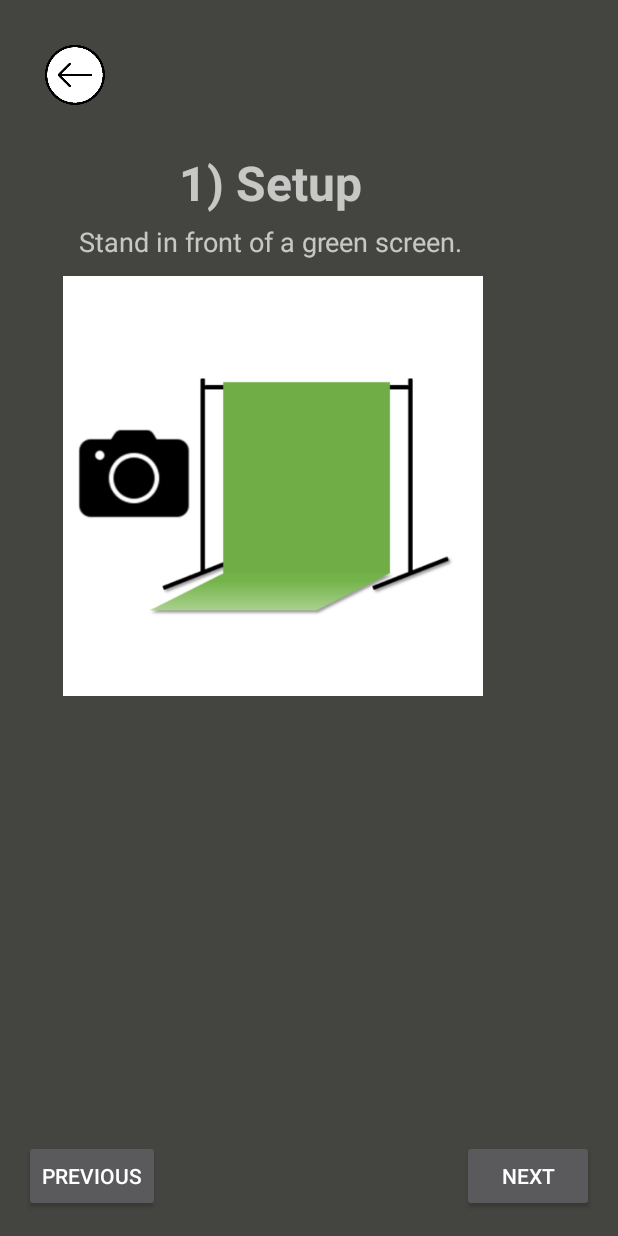
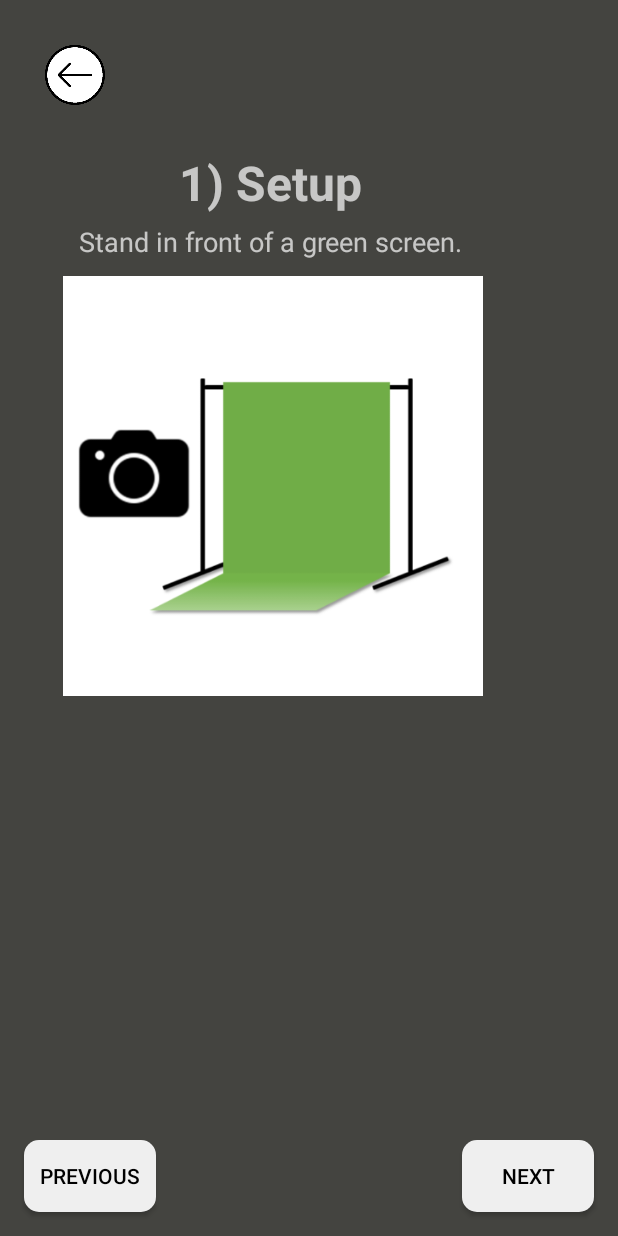
Before and after one commit to ngjingheng95/holo, an Android app: the CreateArTutorial screen opened directly, with no data from a screen before it, on a phone screen of 412 x 824 dp. Run offline under Robolectric (Android 15) with nearby library versions, the phone set to English and light mode, and no system bars.

Commit message:
tutorial button redesigned

```diff
--- a/app/src/main/res/layout/create_ar_tutorial.xml
+++ b/app/src/main/res/layout/create_ar_tutorial.xml
@@ -197,6 +197,8 @@
         android:layout_alignParentStart="true"
         android:layout_margin="16dp"
         android:onClick="previousView"
+        android:textColor="@color/black_overlay"
+        android:background="@drawable/bg_browse_holos"
         android:text="Previous" />
 
     <Button
@@ -206,6 +208,8 @@
         android:layout_alignParentEnd="true"
         android:layout_margin="16dp"
         android:onClick="nextView"
+        android:textColor="@color/black_overlay"
+        android:background="@drawable/bg_browse_holos"
         android:text="Next" />
     <RelativeLayout
         android:layout_width="wrap_content"
--- a/app/src/main/res/layout/place_ar_tutorial.xml
+++ b/app/src/main/res/layout/place_ar_tutorial.xml
@@ -269,6 +269,8 @@
         android:layout_alignParentStart="true"
         android:layout_margin="16dp"
         android:onClick="previousView"
+        android:textColor="@color/black_overlay"
+        android:background="@drawable/bg_browse_holos"
         android:text="Previous" />
 
     <Button
@@ -278,6 +280,8 @@
         android:layout_alignParentEnd="true"
         android:layout_margin="16dp"
         android:onClick="nextView"
+        android:textColor="@color/black_overlay"
+        android:background="@drawable/bg_browse_holos"
         android:text="Next" />
     <RelativeLayout
         android:layout_width="wrap_content"
```
